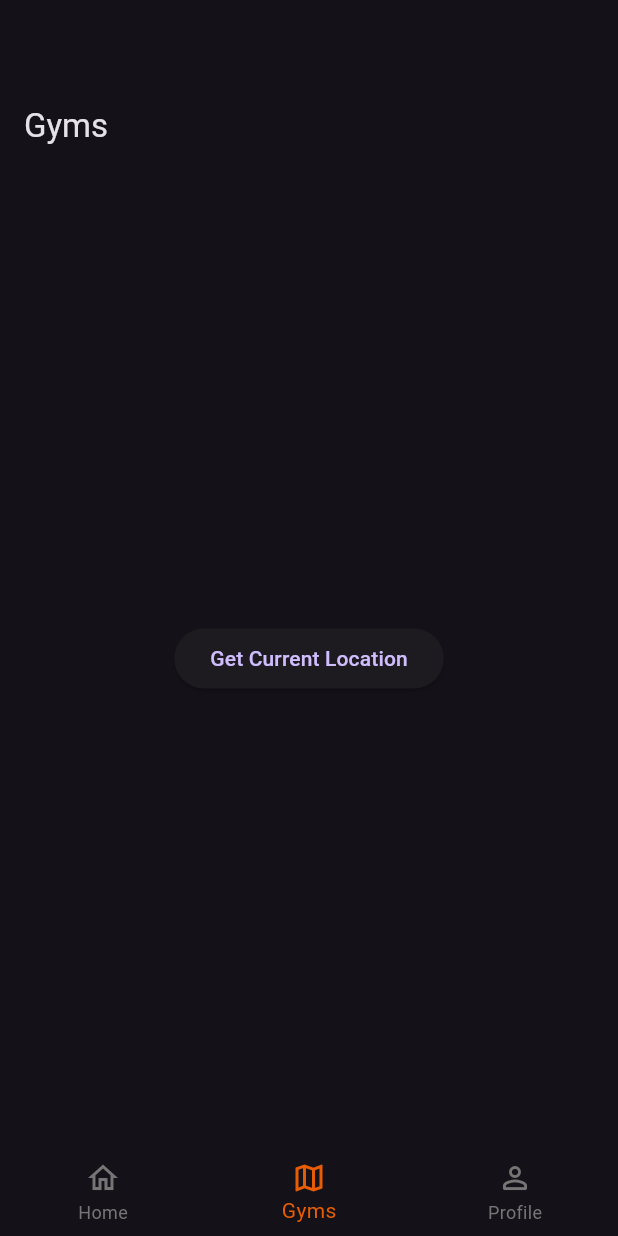
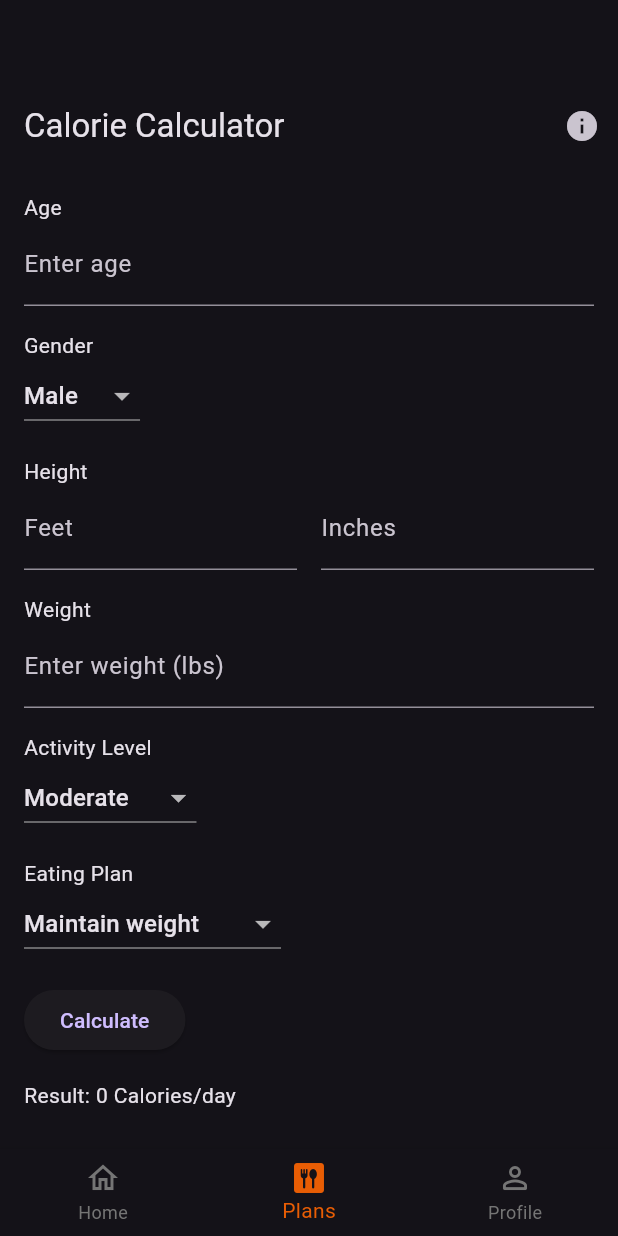
Before and after one commit to Alanvnorcott/GymTrack, a Flutter app: the SimpleBottomNavigation screen opened directly, item 2 of the bottom bar chosen, on a phone screen of 412 x 824 dp. Run offline on Flutter 3.47's test engine with Material 3 defaults, Android fonts, the phone set to English and light mode, and no system bars; our stand-ins replace concentric_transition, shared_preferences, sqflite, table_calendar; accounts and stored records are empty.

Commit message:
added plans page

```diff
--- a/lib/gym_page.dart
+++ /dev/null
@@ -1,75 +0,0 @@
-//gym_page.dart
-import 'package:flutter/material.dart';
-import 'package:location/location.dart';
-
-class GymPage extends StatefulWidget {
-  @override
-  _GymPageState createState() => _GymPageState();
-}
-
-class _GymPageState extends State<GymPage> {
-  Location location = Location();
-  bool _serviceEnabled = false;
-  PermissionStatus _permissionGranted = PermissionStatus.denied;
-  LocationData? _locationData;
-
-  @override
-  void initState() {
-    super.initState();
-    checkLocationPermission();
-  }
-
-  Future<void> checkLocationPermission() async {
-    _serviceEnabled = await location.serviceEnabled();
-    if (!_serviceEnabled) {
-      _serviceEnabled = await location.requestService();
-      if (!_serviceEnabled) {
-        return;
-      }
-    }
-
-    _permissionGranted = await location.hasPermission();
-    if (_permissionGranted == PermissionStatus.denied) {
-      _permissionGranted = await location.requestPermission();
-      if (_permissionGranted != PermissionStatus.granted) {
-        return;
-      }
-    }
-  }
-
-  Future<void> getLocationData() async {
-    try {
-      _locationData = await location.getLocation();
-      if (_locationData != null) {
-        String locationInfo =
-            'Latitude: ${_locationData!.latitude}, Longitude: ${_locationData!.longitude}';
-        print(locationInfo);
-        // Perform further actions with the location data, such as searching for gyms nearby
-      }
-    } catch (e) {
-      print('Error getting location: $e');
-    }
-  }
-
-  @override
-  Widget build(BuildContext context) {
-    return Scaffold(
-      appBar: AppBar(
-        title: const Text('Gyms'),
-      ),
-      body: Center(
-        child: Column(
-          mainAxisAlignment: MainAxisAlignment.center,
-          children: [
-            ElevatedButton(
-              onPressed: () {
-                getLocationData();
-              },
-              child: Text('Get Current Location'),
-            ),
-          ],
-        ),
-      ),
-    );
-  }
-}
--- a/lib/main.dart
+++ b/lib/main.dart
@@ -3,7 +3,7 @@ import 'package:flutter/material.dart';
 import 'package:provider/provider.dart';
 import 'profile_page.dart';
 import 'home_page.dart';
-import 'gym_page.dart';
+import 'plan_page.dart';
 import 'workout_details.dart';
 import 'oboarding_page.dart';
 import 'package:shared_preferences/shared_preferences.dart';
@@ -80,7 +80,7 @@ class _SimpleBottomNavigationState extends State<SimpleBottomNavigation> {
     _workoutsMap = {};
     _pages = [
       HomePage(selectedDate: _selectedDate, workoutsMap: _workoutsMap),
-      GymPage(),
+      PlanPage(),
       ProfilePage(),
     ];
   }
@@ -113,9 +113,9 @@ const _navBarItems = [
     label: 'Home',
   ),
   BottomNavigationBarItem(
-    icon: Icon(Icons.map_outlined),
-    activeIcon: Icon(Icons.map_outlined),
-    label: 'Gyms',
+    icon: Icon(Icons.dining_outlined),
+    activeIcon: Icon(Icons.dining_rounded),
+    label: 'Plans',
   ),
   BottomNavigationBarItem(
     icon: Icon(Icons.person_outline_rounded),
--- a/lib/oboarding_page.dart
+++ b/lib/oboarding_page.dart
@@ -13,13 +13,13 @@ final pages = [
     textColor: Colors.white,
   ),
   const PageData(
-    icon: Icons.map_outlined,
-    title: "Find new gyms!",
+    icon: Icons.dining_outlined,
+    title: "Create plans!",
     bgColor: Color(0xffe85d04),
     textColor: Color(0xff6200ee),
   ),
   const PageData(
-    icon: Icons.face_retouching_natural_sharp,
+    icon: Icons.upgrade_outlined,
     title: "Become a better you!",
     bgColor: Color(0xff6200ee),
     textColor: Color(0xffffffff),
--- /dev/null
+++ b/lib/plan_page.dart
@@ -0,0 +1,226 @@
+import 'package:flutter/material.dart';
+
+class PlanPage extends StatefulWidget {
+  @override
+  _PlanPageState createState() => _PlanPageState();
+}
+
+class _PlanPageState extends State<PlanPage> {
+  TextEditingController _ageController = TextEditingController();
+  TextEditingController _heightFeetController = TextEditingController();
+  TextEditingController _heightInchesController = TextEditingController();
+  TextEditingController _weightController = TextEditingController();
+
+  String _gender = 'Male';
+  String _activityLevel = 'Moderate';
+  String _eatingPlan = 'Maintain weight';
+
+  double _resultCalories = 0;
+
+  @override
+  Widget build(BuildContext context) {
+    return Scaffold(
+      appBar: AppBar(
+        title: Text('Calorie Calculator'),
+        actions: [
+          IconButton(
+            icon: Icon(Icons.info),
+            onPressed: () {
+              _showInfoDialog(context);
+            },
+          ),
+        ],
+      ),
+      body: SingleChildScrollView(
+        padding: EdgeInsets.all(16.0),
+        child: Column(
+          crossAxisAlignment: CrossAxisAlignment.start,
+          children: [
+            Text('Age'),
+            TextField(
+              controller: _ageController,
+              keyboardType: TextInputType.number,
+              decoration: InputDecoration(labelText: 'Enter age'),
+            ),
+            SizedBox(height: 16.0),
+            Text('Gender'),
+            DropdownButton<String>(
+              value: _gender,
+              onChanged: (newValue) {
+                setState(() {
+                  _gender = newValue!;
+                });
+              },
+              items: ['Male', 'Female'].map<DropdownMenuItem<String>>((String value) {
+                return DropdownMenuItem<String>(
+                  value: value,
+                  child: Text(value),
+                );
+              }).toList(),
+            ),
+            SizedBox(height: 16.0),
+            Text('Height'),
+            Row(
+              children: [
+                Expanded(
+                  child: TextField(
+                    controller: _heightFeetController,
+                    keyboardType: TextInputType.number,
+                    decoration: InputDecoration(labelText: 'Feet'),
+                  ),
+                ),
+                SizedBox(width: 16.0),
+                Expanded(
+                  child: TextField(
+                    controller: _heightInchesController,
+                    keyboardType: TextInputType.number,
+                    decoration: InputDecoration(labelText: 'Inches'),
+                  ),
+                ),
+              ],
+            ),
+            SizedBox(height: 16.0),
+            Text('Weight'),
+            TextField(
+              controller: _weightController,
+              keyboardType: TextInputType.number,
+              decoration: InputDecoration(labelText: 'Enter weight (lbs)'),
+            ),
+            SizedBox(height: 16.0),
+            Text('Activity Level'),
+            DropdownButton<String>(
+              value: _activityLevel,
+              onChanged: (newValue) {
+                setState(() {
+                  _activityLevel = newValue!;
+                });
+              },
+              items: ['Moderate', 'Intense', 'Very Intense'].map<DropdownMenuItem<String>>((String value) {
+                return DropdownMenuItem<String>(
+                  value: value,
+                  child: Text(value),
+                );
+              }).toList(),
+            ),
+            SizedBox(height: 16.0),
+            Text('Eating Plan'),
+            DropdownButton<String>(
+              value: _eatingPlan,
+              onChanged: (newValue) {
+                setState(() {
+                  _eatingPlan = newValue!;
+                });
+              },
+              items: ['Maintain weight', 'Mild weight loss', 'Weight loss', 'Extreme weight loss'].map<DropdownMenuItem<String>>((String value) {
+                return DropdownMenuItem<String>(
+                  value: value,
+                  child: Text(value),
+                );
+              }).toList(),
+            ),
+            SizedBox(height: 16.0),
+            ElevatedButton(
+              onPressed: () {
+                _calculateCalories();
+              },
+              child: Text('Calculate'),
+            ),
+            SizedBox(height: 16.0),
+            Text('Result: ${_resultCalories.toInt()} Calories/day'),
+          ],
+        ),
+      ),
+    );
+  }
+
+  void _calculateCalories() {
+    double age = double.parse(_ageController.text);
+    double heightFeet = double.parse(_heightFeetController.text);
+    double heightInches = double.parse(_heightInchesController.text);
+    double weight = double.parse(_weightController.text);
+
+    double heightInInches = (heightFeet * 12) + heightInches;
+
+    double bmr = _gender == 'Male'
+        ? (66 + (6.2 * weight) + (12.7 * heightInInches) - (6.76 * age))
+        : (655.1 + (4.35 * weight) + (4.7 * heightInInches) - (4.7 * age));
+
+    double activityFactor = 1.0;
+    if (_activityLevel == 'Moderate') {
+      activityFactor = 1.55;
+    } else if (_activityLevel == 'Intense') {
+      activityFactor = 1.725;
+    } else if (_activityLevel == 'Very Intense') {
+      activityFactor = 1.9;
+    }
+
+    _resultCalories = bmr * activityFactor;
+
+    // Adjust calories based on eating plan
+    if (_eatingPlan == 'Mild weight loss') {
+      _resultCalories *= 0.9;
+    } else if (_eatingPlan == 'Weight loss') {
+      _resultCalories *= 0.8;
+    } else if (_eatingPlan == 'Extreme weight loss') {
+      _resultCalories *= 0.61;
+    }
+
+    setState(() {});
+  }
+
+  void _showInfoDialog(BuildContext context) {
+    showDialog(
+      context: context,
+      builder: (BuildContext context) {
+        return AlertDialog(
+          title: Text('Calorie Calculator Information'),
+          content: SingleChildScrollView(
+            child: Column(
+              crossAxisAlignment: CrossAxisAlignment.start,
+              children: [
+                Text(
+                  'This Calorie Calculator is based on several equations, and the results of the calculator are based on an estimated average. The Harris-Benedict Equation was one of the earliest equations used to calculate basal metabolic rate (BMR), which is the amount of energy expended per day at rest. It was revised in 1984 to be more accurate and was used up until 1990, when the Mifflin-St Jeor Equation was introduced. The Mifflin-St Jeor Equation also calculates BMR, and has been shown to be more accurate than the revised Harris-Benedict Equation. The Katch-McArdle Formula is slightly different in that it calculates resting daily energy expenditure (RDEE), which takes lean body mass into account, something that neither the Mifflin-St Jeor nor the Harris-Benedict Equation do. Of these equations, the Mifflin-St Jeor Equation is considered the most accurate equation for calculating BMR with the exception that the Katch-McArdle Formula can be more accurate for people who are leaner and know their body fat percentage. The three equations used by the calculator are listed below:',
+                  style: TextStyle(fontSize: 14.0),
+                ),
+                SizedBox(height: 16.0),
+                Text(
+                  'Harris-Benedict Equation:',
+                  style: TextStyle(fontWeight: FontWeight.bold),
+                ),
+                Text('For men: BMR = 66 + (6.2 * weight) + (12.7 * height in inches) - (6.76 * age)'),
+                Text('For women: BMR = 655.1 + (4.35 * weight) + (4.7 * height in inches) - (4.7 * age)'),
+                SizedBox(height: 8.0),
+                Text(
+                  'Mifflin-St Jeor Equation:',
+                  style: TextStyle(fontWeight: FontWeight.bold),
+                ),
+                Text('For men: BMR = (10 * weight in kg) + (6.25 * height in cm) - (5 * age) + 5'),
+                Text('For women: BMR = (10 * weight in kg) + (6.25 * height in cm) - (5 * age) - 161'),
+                SizedBox(height: 8.0),
+                Text(
+                  'Katch-McArdle Formula:',
+                  style: TextStyle(fontWeight: FontWeight.bold),
+                ),
+                Text('RDEE = 370 + (21.6 * lean body mass in kg)'),
+              ],
+            ),
+          ),
+          actions: [
+            TextButton(
+              onPressed: () {
+                Navigator.of(context).pop();
+              },
+              child: Text('Close'),
+            ),
+          ],
+        );
+      },
+    );
+  }
+}
+
+void main() {
+  runApp(MaterialApp(
+    home: PlanPage(),
+  ));
+}
--- a/lib/profile_page.dart
+++ b/lib/profile_page.dart
@@ -227,7 +227,7 @@ class _EditProfilePageState extends State<EditProfilePage> {
               ),
             ),
             SizedBox(height: 20),
-            Text('Username'),
+            Text('Email'),
             Row(
               mainAxisAlignment: MainAxisAlignment.center,
               children: [
@@ -240,7 +240,7 @@ class _EditProfilePageState extends State<EditProfilePage> {
                   child: TextFormField(
                     controller: _usernameController,
                     decoration: InputDecoration(
-                      hintText: 'Enter your username',
+                      hintText: 'Enter your email',
                     ),
                   ),
                 ),
```
Also changed, not shown: pubspec.yaml (+2 -5 lines), pubspec.lock, 1 other file.
